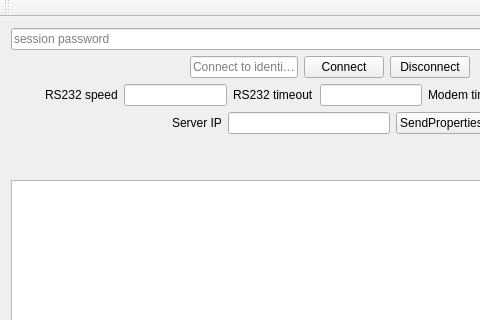
The window that mainwindow.ui (blabu/CommunicationUI) describes before a commit, drawn with Qt 5; both pictures show x 0 to 480 and y 0 to 320 of the 659 by 517 pixel window.
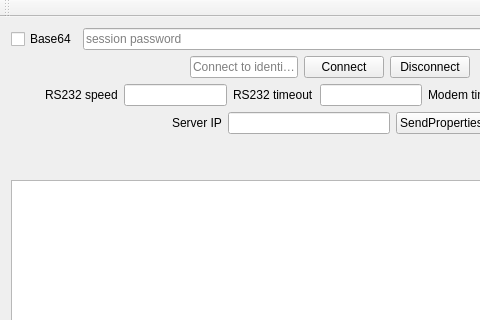
The same window after the commit.

Patch:
```diff
--- a/mainwindow.ui
+++ b/mainwindow.ui
@@ -78,6 +78,13 @@
       </item>
       <item>
        <layout class="QHBoxLayout" name="horizontalLayout_3">
+        <item>
+         <widget class="QCheckBox" name="base64">
+          <property name="text">
+           <string>Base64</string>
+          </property>
+         </widget>
+        </item>
         <item>
          <widget class="QLineEdit" name="sessionKey">
           <property name="echoMode">
```
